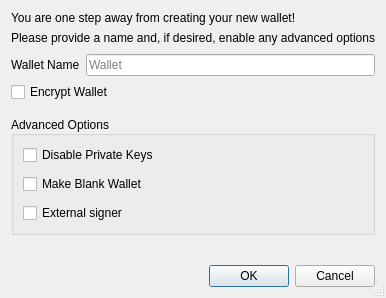
Before: the Qt Designer form src/qt/forms/createwalletdialog.ui in ElementsProject/elements, drawn with Qt 5.
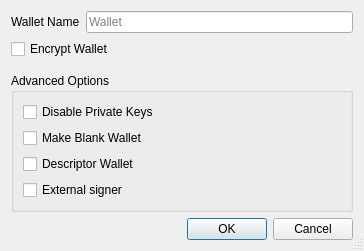
After: the same form once the commit is applied.

Commit message:
remove deprecated rpc check for create_bdb wallets
gui: re-enable legacy wallet creation

descriptor wallet option in GUI unchecked by default

The edit to the form file:
```diff
--- a/src/qt/forms/createwalletdialog.ui
+++ b/src/qt/forms/createwalletdialog.ui
@@ -6,8 +6,8 @@
    <rect>
     <x>0</x>
     <y>0</y>
-    <width>371</width>
-    <height>298</height>
+    <width>364</width>
+    <height>249</height>
    </rect>
   </property>
   <property name="windowTitle">
@@ -17,48 +17,6 @@
    <bool>true</bool>
   </property>
   <layout class="QVBoxLayout" name="verticalLayout">
-   <item>
-    <widget class="QLabel" name="label_description">
-     <property name="sizePolicy">
-      <sizepolicy hsizetype="Preferred" vsizetype="Preferred">
-       <horstretch>0</horstretch>
-       <verstretch>0</verstretch>
-      </sizepolicy>
-     </property>
-     <property name="text">
-      <string>You are one step away from creating your new wallet!</string>
-     </property>
-     <property name="alignment">
-      <set>Qt::AlignLeading|Qt::AlignLeft|Qt::AlignVCenter</set>
-     </property>
-     <property name="wordWrap">
-      <bool>false</bool>
-     </property>
-    </widget>
-   </item>
-   <item>
-    <widget class="QLabel" name="label_subdescription">
-     <property name="text">
-      <string>Please provide a name and, if desired, enable any advanced options</string>
-     </property>
-    </widget>
-   </item>
-   <item>
-    <spacer name="verticalSpacer">
-     <property name="orientation">
-      <enum>Qt::Vertical</enum>
-     </property>
-     <property name="sizeType">
-      <enum>QSizePolicy::Fixed</enum>
-     </property>
-     <property name="sizeHint" stdset="0">
-      <size>
-       <width>20</width>
-       <height>3</height>
-      </size>
-     </property>
-    </spacer>
-   </item>
    <item>
     <layout class="QHBoxLayout" name="horizontalLayout">
      <item>
@@ -117,19 +75,7 @@
      <property name="title">
       <string>Advanced Options</string>
      </property>
-     <property name="alignment">
-      <set>Qt::AlignLeading|Qt::AlignLeft|Qt::AlignVCenter</set>
-     </property>
-     <property name="flat">
-      <bool>false</bool>
-     </property>
-     <property name="checkable">
-      <bool>false</bool>
-     </property>
      <layout class="QVBoxLayout" name="verticalLayout_groupbox">
-      <property name="spacing">
-       <number>9</number>
-      </property>
       <item>
        <widget class="QCheckBox" name="disable_privkeys_checkbox">
         <property name="enabled">
@@ -153,6 +99,19 @@
         </property>
        </widget>
       </item>
+      <item>
+       <widget class="QCheckBox" name="descriptor_checkbox">
+        <property name="toolTip">
+         <string>Use descriptors for scriptPubKey management</string>
+        </property>
+        <property name="text">
+         <string>Descriptor Wallet</string>
+        </property>
+        <property name="checked">
+         <bool>false</bool>
+        </property>
+       </widget>
+      </item>
       <item>
        <widget class="QCheckBox" name="external_signer_checkbox">
         <property name="toolTip">
```
Left out of the diff: 1 changed line with no effect on the pictures. The commit also changes 7 other files.
